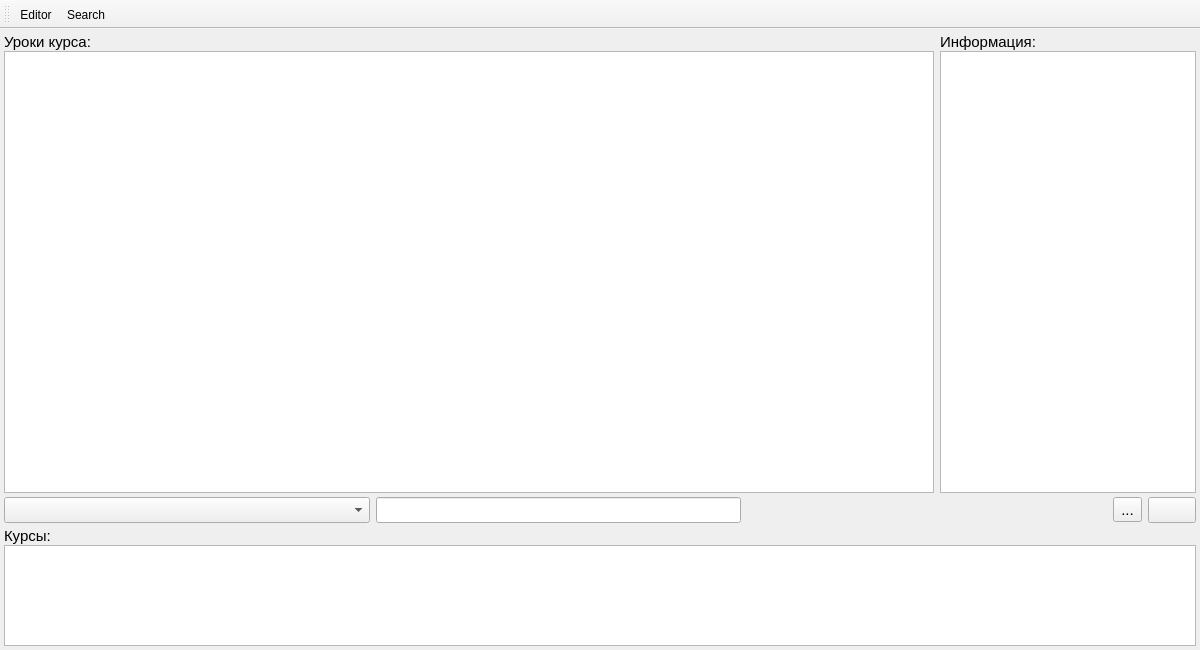
Vladimirsky555/ItLib, file src/mainwindow/mainwindow.ui: the form before one commit.
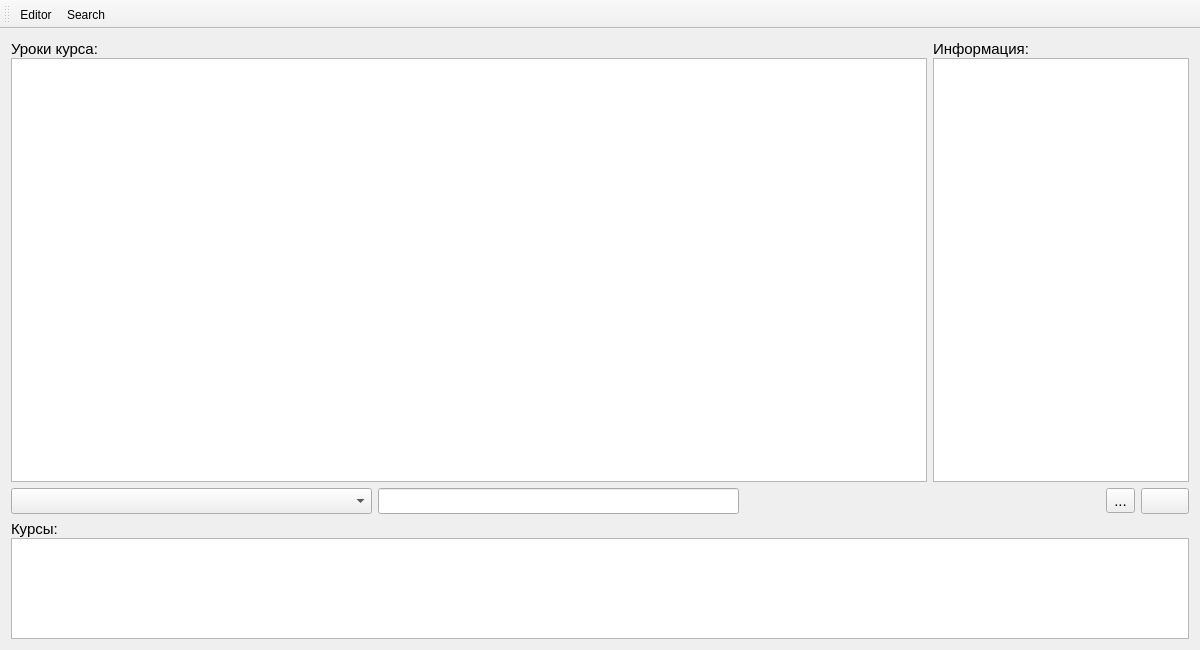
The form after the commit. Icons and pictures are not drawn.

Commit message: Редактирование dataBackground в списочной модели

The edit to the form file:
```diff
--- a/src/mainwindow/mainwindow.ui
+++ b/src/mainwindow/mainwindow.ui
@@ -15,21 +15,6 @@
   </property>
   <widget class="QWidget" name="centralWidget">
    <layout class="QVBoxLayout" name="verticalLayout_4">
-    <property name="spacing">
-     <number>4</number>
-    </property>
-    <property name="leftMargin">
-     <number>4</number>
-    </property>
-    <property name="topMargin">
-     <number>4</number>
-    </property>
-    <property name="rightMargin">
-     <number>4</number>
-    </property>
-    <property name="bottomMargin">
-     <number>4</number>
-    </property>
     <item>
      <layout class="QHBoxLayout" name="horizontalLayout_2">
       <item>
@@ -163,6 +148,12 @@
           <normalon>:/images/json.png</normalon>
          </iconset>
         </property>
+        <property name="iconSize">
+         <size>
+          <width>23</width>
+          <height>23</height>
+         </size>
+        </property>
        </widget>
       </item>
       <item>
```
The commit also changes 1 other file.
